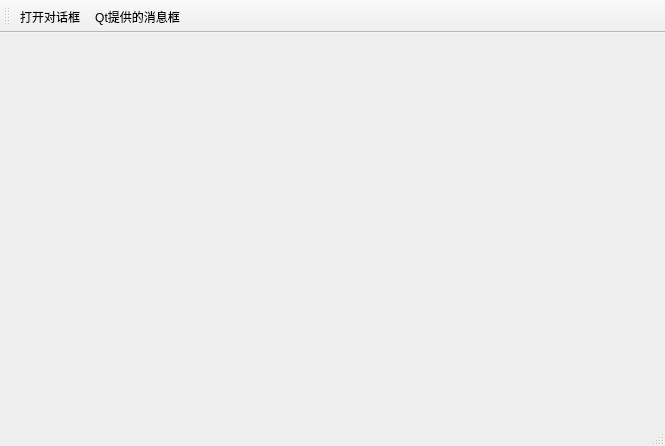
Before: the Qt Designer form 008_QDialog/mainwindow.ui in NekoSilverFox/Qt, drawn with Qt 5.
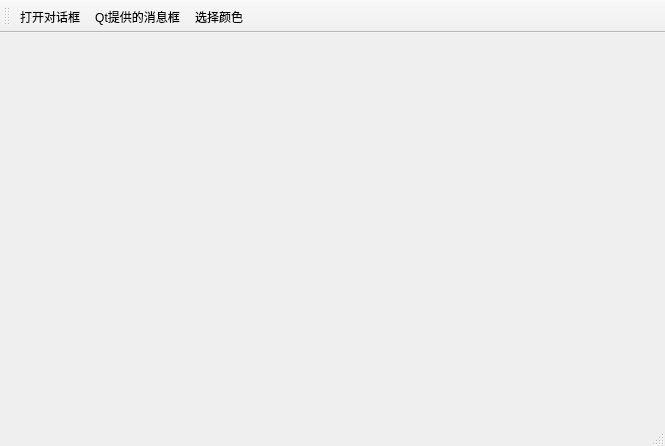
After: the same form once the commit is applied.

Commit message: 增加 选择颜色对哈狂

The edit to the form file:
```diff
--- a/008_QDialog/mainwindow.ui
+++ b/008_QDialog/mainwindow.ui
@@ -37,6 +37,7 @@
    </attribute>
    <addaction name="actionopenDialog"/>
    <addaction name="actionQMessageBox"/>
+   <addaction name="actionColor"/>
   </widget>
   <action name="actionopenDialog">
    <property name="text">
@@ -48,6 +49,11 @@
     <string>Qt提供的消息框</string>
    </property>
   </action>
+  <action name="actionColor">
+   <property name="text">
+    <string>选择颜色</string>
+   </property>
+  </action>
  </widget>
  <resources/>
  <connections/>
```
The commit also changes 2 other files.
